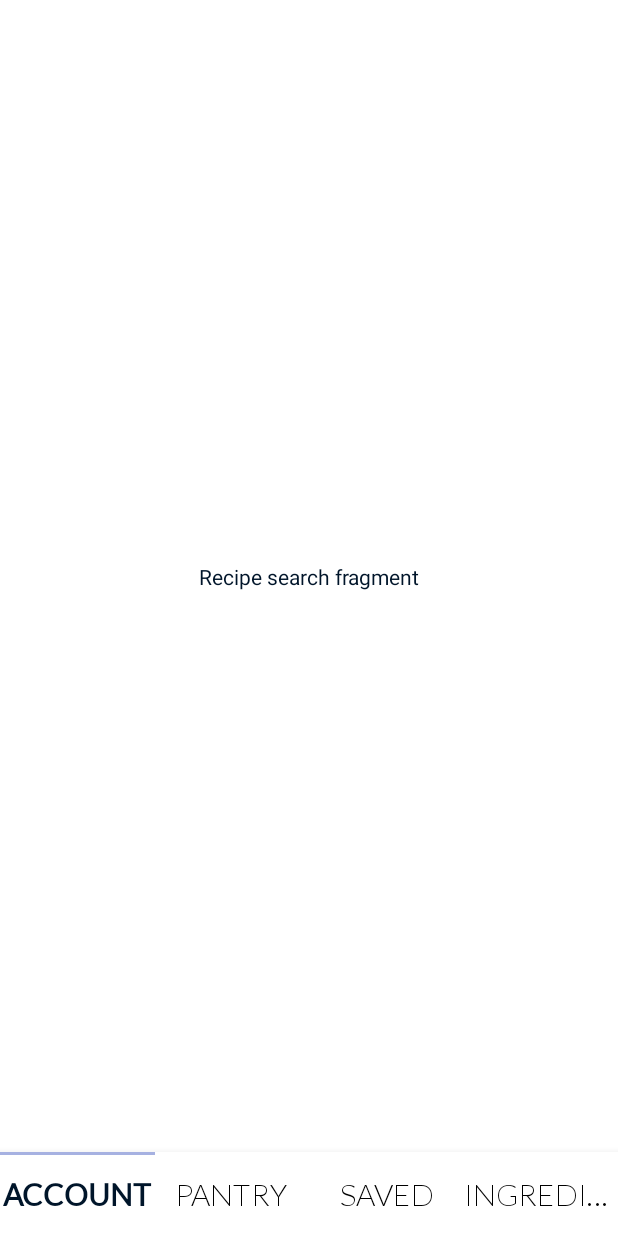
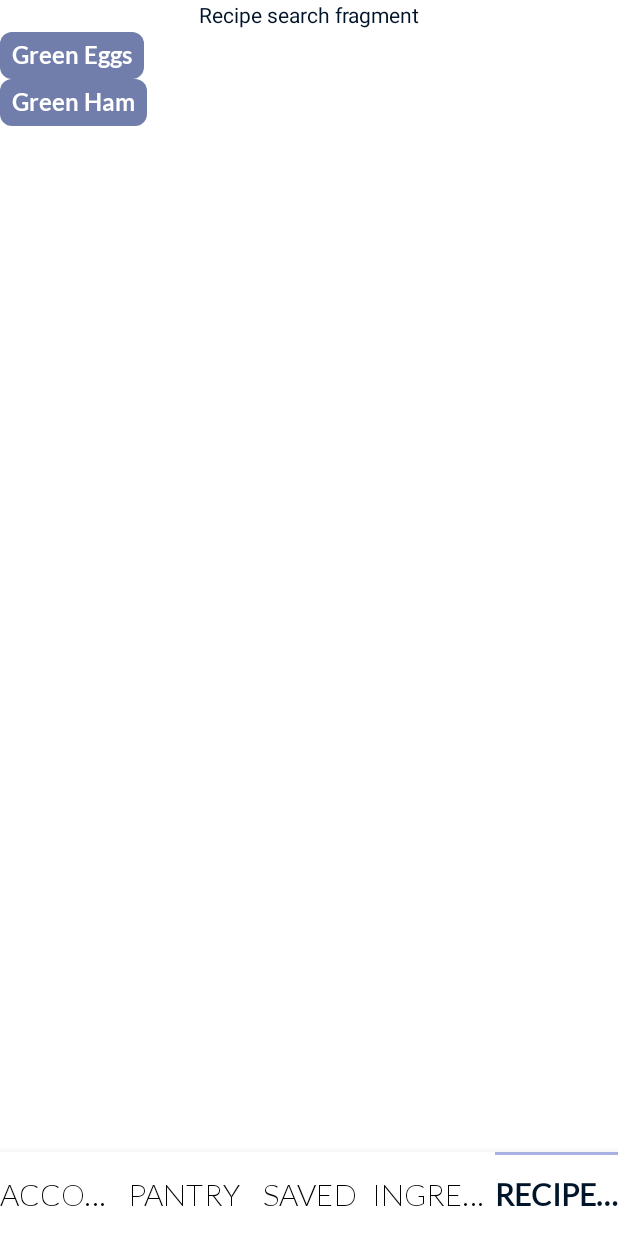
Before and after one commit to raulroy45/cse403-reverse-recipes, an Android app: the RecipeSearchFragment screen opened through its navigation route, on a phone screen of 412 x 824 dp. Run offline under Robolectric (Android 15) with nearby library versions, the phone set to English and light mode, and no system bars; our stand-ins replace FlexboxLayout, Room's generated code, navigation-ui.

Commit message:
Add result recipe local version.

```diff
--- /dev/null
+++ b/app/app/src/main/java/com/cse403/reverserecipes/Data/DataSources/Room/ResultRecipeDao.java
@@ -0,0 +1,21 @@
+package com.cse403.reverserecipes.Data.DataSources.Room;
+
+import androidx.lifecycle.LiveData;
+import androidx.room.Dao;
+import androidx.room.Insert;
+import androidx.room.OnConflictStrategy;
+import androidx.room.Query;
+
+import com.cse403.reverserecipes.Data.Entities.Ingredient;
+import com.cse403.reverserecipes.Data.Entities.ResultRecipe;
+
+import java.util.List;
+
+@Dao
+public interface ResultRecipeDao {
+    @Insert(onConflict = OnConflictStrategy.REPLACE)
+    void insert(ResultRecipe resultRecipe);
+
+    @Query("SELECT * FROM result_recipe_table")
+    LiveData<List<ResultRecipe>> getResultRecipes();
+}
--- a/app/app/src/main/java/com/cse403/reverserecipes/Data/DataSources/Room/ReverseRecipesRoomDatabase.java
+++ b/app/app/src/main/java/com/cse403/reverserecipes/Data/DataSources/Room/ReverseRecipesRoomDatabase.java
@@ -9,6 +9,7 @@ import androidx.room.RoomDatabase;
 import androidx.sqlite.db.SupportSQLiteDatabase;
 
 import com.cse403.reverserecipes.Data.Entities.Ingredient;
+import com.cse403.reverserecipes.Data.Entities.ResultRecipe;
 import com.cse403.reverserecipes.IngredientCategory;
 import com.cse403.reverserecipes.Data.Entities.IngredientSelection;
 
@@ -16,10 +17,11 @@ import java.util.concurrent.ExecutorService;
 import java.util.concurrent.Executors;
 
 // TODO: Set schema to export.
-@Database(entities = {Ingredient.class, IngredientSelection.class}, version = 1, exportSchema = false)
+@Database(entities = {Ingredient.class, IngredientSelection.class, ResultRecipe.class}, version = 1, exportSchema = false)
 public abstract class ReverseRecipesRoomDatabase extends RoomDatabase {
     public abstract IngredientDao ingredientDao();
     public abstract IngredientSelectionDao ingredientSelectionDao();
+    public abstract ResultRecipeDao resultRecipeDao();
 
     private static volatile ReverseRecipesRoomDatabase INSTANCE;
     private static final int NUMBER_OF_THREADS = 4;
@@ -64,6 +66,13 @@ public abstract class ReverseRecipesRoomDatabase extends RoomDatabase {
                 dao.insert(ingredient);
                 ingredient = new Ingredient(7, "Pear", IngredientCategory.FRUIT);
                 dao.insert(ingredient);
+
+                ResultRecipeDao rrDao = INSTANCE.resultRecipeDao();
+
+                ResultRecipe resultRecipe = new ResultRecipe(1, "Green Eggs");
+                rrDao.insert(resultRecipe);
+                resultRecipe = new ResultRecipe(2, "Green Ham");
+                rrDao.insert(resultRecipe);
             });
         }
     };
--- /dev/null
+++ b/app/app/src/main/java/com/cse403/reverserecipes/Data/Entities/ResultRecipe.java
@@ -0,0 +1,30 @@
+package com.cse403.reverserecipes.Data.Entities;
+
+import androidx.room.ColumnInfo;
+import androidx.room.Entity;
+import androidx.room.PrimaryKey;
+
+import com.cse403.reverserecipes.IngredientCategory;
+
+@Entity(tableName = "result_recipe_table")
+public class ResultRecipe {
+    @PrimaryKey
+    @ColumnInfo(name = "id")
+    private final int mId;
+
+    @ColumnInfo(name = "name")
+    private final String mName;
+
+    public ResultRecipe(int id, String name) {
+        mId = id;
+        mName = name;
+    }
+
+    public int getId() {
+        return mId;
+    }
+
+    public String getName() {
+        return mName;
+    }
+}
--- /dev/null
+++ b/app/app/src/main/java/com/cse403/reverserecipes/Data/Repositories/ResultRecipeRepository.java
@@ -0,0 +1,27 @@
+package com.cse403.reverserecipes.Data.Repositories;
+
+import android.app.Application;
+
+import androidx.lifecycle.LiveData;
+
+import com.cse403.reverserecipes.Data.DataSources.Room.IngredientDao;
+import com.cse403.reverserecipes.Data.DataSources.Room.ResultRecipeDao;
+import com.cse403.reverserecipes.Data.DataSources.Room.ReverseRecipesRoomDatabase;
+import com.cse403.reverserecipes.Data.Entities.Ingredient;
+import com.cse403.reverserecipes.Data.Entities.ResultRecipe;
+
+import java.util.List;
+
+public class ResultRecipeRepository {
+    private ResultRecipeDao mResultRecipeDao;
+    private LiveData<List<ResultRecipe>> mAllResultRecipes;
+
+    // TODO: Get rid of Application dependency for testability.
+    public ResultRecipeRepository(Application application) {
+        ReverseRecipesRoomDatabase db = ReverseRecipesRoomDatabase.getDatabase(application);
+        mResultRecipeDao = db.resultRecipeDao();
+        mAllResultRecipes = mResultRecipeDao.getResultRecipes();
+    }
+
+    public LiveData<List<ResultRecipe>> getAllResultRecipes() { return mAllResultRecipes; }
+}
--- /dev/null
+++ b/app/app/src/main/java/com/cse403/reverserecipes/UI/Adapters/RecipeSearchResultRecipeListAdapter.java
@@ -0,0 +1,30 @@
+package com.cse403.reverserecipes.UI.Adapters;
+
+import android.view.ViewGroup;
+
+import androidx.annotation.NonNull;
+import androidx.recyclerview.widget.DiffUtil;
+import androidx.recyclerview.widget.ListAdapter;
+
+import com.cse403.reverserecipes.Data.Entities.ResultRecipe;
+import com.cse403.reverserecipes.UI.Entities.ViewIngredientCategory;
+import com.cse403.reverserecipes.UI.ViewHolders.IngredientSearchIngredientCategoryListViewHolder;
+import com.cse403.reverserecipes.UI.ViewHolders.RecipeSearchResultRecipeListViewHolder;
+
+public class RecipeSearchResultRecipeListAdapter extends ListAdapter<ResultRecipe, RecipeSearchResultRecipeListViewHolder> {
+    public RecipeSearchResultRecipeListAdapter(@NonNull DiffUtil.ItemCallback<ResultRecipe> diffCallback) {
+        super(diffCallback);
+    }
+
+    @NonNull
+    @Override
+    public RecipeSearchResultRecipeListViewHolder onCreateViewHolder(@NonNull ViewGroup parent, int viewType) {
+        return RecipeSearchResultRecipeListViewHolder.create(parent);
+    }
+
+    @Override
+    public void onBindViewHolder(@NonNull RecipeSearchResultRecipeListViewHolder holder, int position) {
+        ResultRecipe current = getItem(position);
+        holder.bind(current);
+    }
+}
--- /dev/null
+++ b/app/app/src/main/java/com/cse403/reverserecipes/UI/Entities/ResultRecipeDiff.java
@@ -0,0 +1,19 @@
+package com.cse403.reverserecipes.UI.Entities;
+
+import androidx.annotation.NonNull;
+import androidx.recyclerview.widget.DiffUtil;
+
+import com.cse403.reverserecipes.Data.Entities.ResultRecipe;
+
+public class ResultRecipeDiff extends DiffUtil.ItemCallback<ResultRecipe> {
+
+    @Override
+    public boolean areItemsTheSame(@NonNull ResultRecipe oldItem, @NonNull ResultRecipe newItem) {
+        return oldItem == newItem;
+    }
+
+    @Override
+    public boolean areContentsTheSame(@NonNull ResultRecipe oldItem, @NonNull ResultRecipe newItem) {
+        return oldItem.equals(newItem);
+    }
+}
--- a/app/app/src/main/java/com/cse403/reverserecipes/UI/Fragments/RecipeSearchFragment.java
+++ b/app/app/src/main/java/com/cse403/reverserecipes/UI/Fragments/RecipeSearchFragment.java
@@ -3,12 +3,21 @@ package com.cse403.reverserecipes.UI.Fragments;
 import android.os.Bundle;
 
 import androidx.fragment.app.Fragment;
+import androidx.lifecycle.ViewModelProvider;
+import androidx.recyclerview.widget.LinearLayoutManager;
+import androidx.recyclerview.widget.RecyclerView;
 
 import android.view.LayoutInflater;
 import android.view.View;
 import android.view.ViewGroup;
 
 import com.cse403.reverserecipes.R;
+import com.cse403.reverserecipes.UI.Adapters.IngredientSearchIngredientCategoryListAdapter;
+import com.cse403.reverserecipes.UI.Adapters.RecipeSearchResultRecipeListAdapter;
+import com.cse403.reverserecipes.UI.Entities.ResultRecipeDiff;
+import com.cse403.reverserecipes.UI.Entities.ViewIngredientCategoryDiff;
+import com.cse403.reverserecipes.UI.ViewModels.IngredientSearchViewModel;
+import com.cse403.reverserecipes.UI.ViewModels.RecipeSearchViewModel;
 
 /**
  * A simple {@link Fragment} subclass.
@@ -17,14 +26,7 @@ import com.cse403.reverserecipes.R;
  */
 public class RecipeSearchFragment extends Fragment {
 
-    // TODO: Rename parameter arguments, choose names that match
-    // the fragment initialization parameters, e.g. ARG_ITEM_NUMBER
-    private static final String ARG_PARAM1 = "param1";
-    private static final String ARG_PARAM2 = "param2";
-
-    // TODO: Rename and change types of parameters
-    private String mParam1;
-    private String mParam2;
+    private RecipeSearchViewModel mRecipeSearchViewModel;
 
     public RecipeSearchFragment() {
         // Required empty public constructor
@@ -40,27 +42,29 @@ public class RecipeSearchFragment extends Fragment {
      */
     // TODO: Rename and change types and number of parameters
     public static RecipeSearchFragment newInstance(String param1, String param2) {
-        RecipeSearchFragment fragment = new RecipeSearchFragment();
-        Bundle args = new Bundle();
-        args.putString(ARG_PARAM1, param1);
-        args.putString(ARG_PARAM2, param2);
-        fragment.setArguments(args);
-        return fragment;
+        return new RecipeSearchFragment();
     }
 
     @Override
     public void onCreate(Bundle savedInstanceState) {
         super.onCreate(savedInstanceState);
-        if (getArguments() != null) {
-            mParam1 = getArguments().getString(ARG_PARAM1);
-            mParam2 = getArguments().getString(ARG_PARAM2);
-        }
     }
 
     @Override
     public View onCreateView(LayoutInflater inflater, ViewGroup container,
                              Bundle savedInstanceState) {
         // Inflate the layout for this fragment
-        return inflater.inflate(R.layout.fragment_recipe_search, container, false);
+        View v = inflater.inflate(R.layout.fragment_recipe_search, container, false);
+
+        RecyclerView resultRecipeListView = v.findViewById(R.id.recipe_search_result_recipe_list);
+        final RecipeSearchResultRecipeListAdapter adapter = new RecipeSearchResultRecipeListAdapter(new ResultRecipeDiff());
+        resultRecipeListView.setAdapter(adapter);
+        resultRecipeListView.setLayoutManager(new LinearLayoutManager(requireActivity()));
+
+        mRecipeSearchViewModel = new ViewModelProvider(requireActivity()).get(RecipeSearchViewModel.class);
+
+        mRecipeSearchViewModel.getResultRecipes().observe(requireActivity(), adapter::submitList);
+
+        return v;
     }
 }
--- /dev/null
+++ b/app/app/src/main/java/com/cse403/reverserecipes/UI/ViewHolders/RecipeSearchResultRecipeListViewHolder.java
@@ -0,0 +1,39 @@
+package com.cse403.reverserecipes.UI.ViewHolders;
+
+import android.view.LayoutInflater;
+import android.view.View;
+import android.view.ViewGroup;
+import android.widget.TextView;
+
+import androidx.annotation.NonNull;
+import androidx.core.content.ContextCompat;
+import androidx.recyclerview.widget.RecyclerView;
+
+import com.cse403.reverserecipes.Data.Entities.ResultRecipe;
+import com.cse403.reverserecipes.R;
+import com.cse403.reverserecipes.UI.Adapters.IngredientSearchIngredientCategoryIngredientListAdapter;
+import com.cse403.reverserecipes.UI.Adapters.IngredientSearchIngredientCategoryListAdapter;
+import com.cse403.reverserecipes.UI.Entities.ViewIngredientCategory;
+import com.cse403.reverserecipes.UI.Entities.ViewIngredientDiff;
+import com.google.android.flexbox.AlignItems;
+import com.google.android.flexbox.FlexboxItemDecoration;
+import com.google.android.flexbox.FlexboxLayoutManager;
+
+public class RecipeSearchResultRecipeListViewHolder extends RecyclerView.ViewHolder {
+    private final TextView mListItemText;
+
+    public RecipeSearchResultRecipeListViewHolder(@NonNull View itemView) {
+        super(itemView);
+        mListItemText = itemView.findViewById(R.id.ingredient_category_ingredient_list_item_text);
+    }
+
+    public void bind(ResultRecipe resultRecipe) {
+        mListItemText.setText(resultRecipe.getName());
+    }
+
+    public static RecipeSearchResultRecipeListViewHolder create(ViewGroup parent) {
+        View view = LayoutInflater.from(parent.getContext())
+                .inflate(R.layout.list_item_ingredient_category_ingredient_list, parent, false);
+        return new RecipeSearchResultRecipeListViewHolder(view);
+    }
+}
--- a/app/app/src/main/java/com/cse403/reverserecipes/UI/ViewModels/RecipeSearchViewModel.java
+++ b/app/app/src/main/java/com/cse403/reverserecipes/UI/ViewModels/RecipeSearchViewModel.java
@@ -1,7 +1,44 @@
 package com.cse403.reverserecipes.UI.ViewModels;
 
+import android.app.Application;
+
+import androidx.lifecycle.AndroidViewModel;
+import androidx.lifecycle.LiveData;
 import androidx.lifecycle.ViewModel;
 
-public class RecipeSearchViewModel extends ViewModel {
+import com.cse403.reverserecipes.Data.Entities.Ingredient;
+import com.cse403.reverserecipes.Data.Entities.IngredientSelection;
+import com.cse403.reverserecipes.Data.Entities.ResultRecipe;
+import com.cse403.reverserecipes.Data.Repositories.ResultRecipeRepository;
+import com.cse403.reverserecipes.Data.Repositories.UserIngredientRepository;
+import com.cse403.reverserecipes.IngredientCategory;
+import com.cse403.reverserecipes.UI.Entities.ViewIngredient;
+import com.cse403.reverserecipes.UI.Entities.ViewIngredientCategory;
+import com.cse403.reverserecipes.Utils.LiveDataUtilities;
+
+import java.util.ArrayList;
+import java.util.HashMap;
+import java.util.HashSet;
+import java.util.List;
+import java.util.Map;
+import java.util.Set;
+
+import javax.xml.transform.Result;
+
+public class RecipeSearchViewModel extends AndroidViewModel {
     // TODO: Implement the ViewModel
+    private ResultRecipeRepository mResultRecipeRepository;
+
+    private LiveData<List<ResultRecipe>> mResultRecipes;
+
+    public RecipeSearchViewModel(Application application) {
+        super(application);
+
+        mResultRecipeRepository = new ResultRecipeRepository(application);
+        mResultRecipes = mResultRecipeRepository.getAllResultRecipes();
+    }
+
+    public LiveData<List<ResultRecipe>> getResultRecipes() {
+        return mResultRecipes;
+    }
 }
--- a/app/app/src/main/res/layout/fragment_recipe_search.xml
+++ b/app/app/src/main/res/layout/fragment_recipe_search.xml
@@ -9,13 +9,24 @@
 
     <!-- TODO: Update blank fragment layout -->
     <TextView
+        android:id="@+id/textView2"
         android:layout_width="wrap_content"
         android:layout_height="wrap_content"
         android:text="@string/recipe_search_fragment"
         android:textAlignment="center"
-        app:layout_constraintBottom_toBottomOf="parent"
         app:layout_constraintEnd_toEndOf="parent"
         app:layout_constraintStart_toStartOf="parent"
         app:layout_constraintTop_toTopOf="parent" />
 
+    <androidx.recyclerview.widget.RecyclerView
+        android:id="@+id/recipe_search_result_recipe_list"
+        android:layout_width="0dp"
+        android:layout_height="0dp"
+        android:layout_marginTop="2dp"
+        app:layout_constraintBottom_toBottomOf="parent"
+        app:layout_constraintEnd_toEndOf="parent"
+        app:layout_constraintStart_toStartOf="parent"
+        app:layout_constraintTop_toBottomOf="@+id/textView2"
+        tools:listitem="@layout/list_item_ingredient_category_ingredient_list" />
+
 </androidx.constraintlayout.widget.ConstraintLayout>
--- a/app/app/src/main/res/menu/bottom_nav.xml
+++ b/app/app/src/main/res/menu/bottom_nav.xml
@@ -13,4 +13,7 @@
     <item
         android:id="@+id/ingredientSearchFragment"
         android:title="INGREDIENTS" />\
+    <item
+        android:id="@+id/recipeSearchFragment"
+        android:title="RECIPE SEARCH" />\
 </menu>
```
